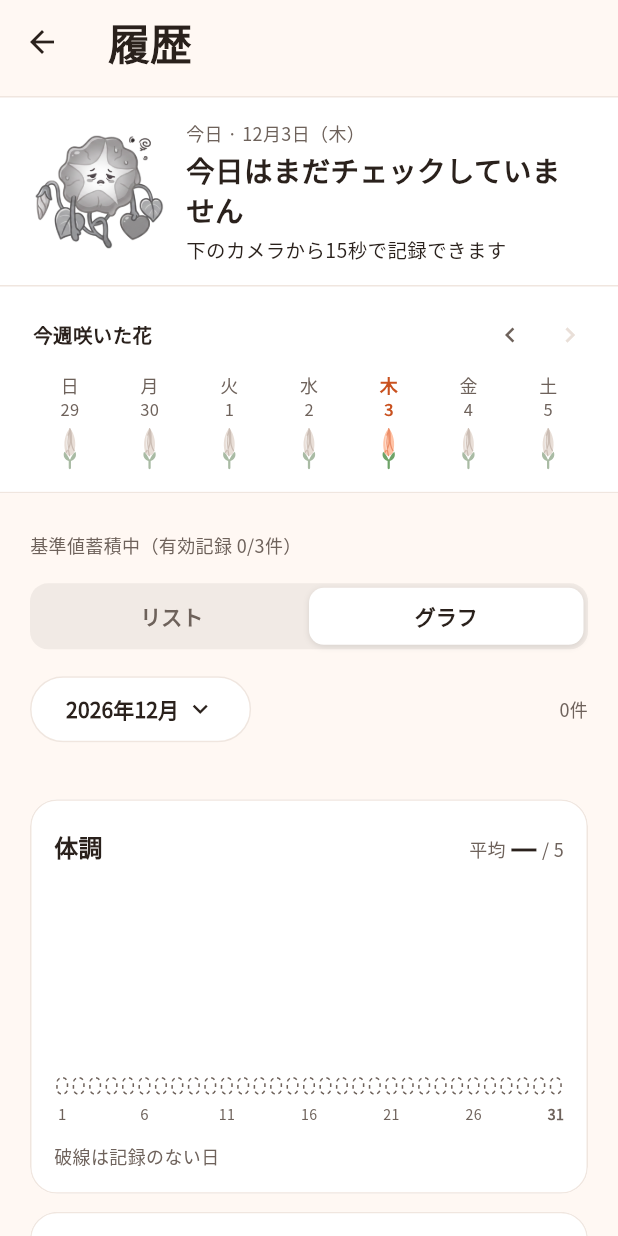
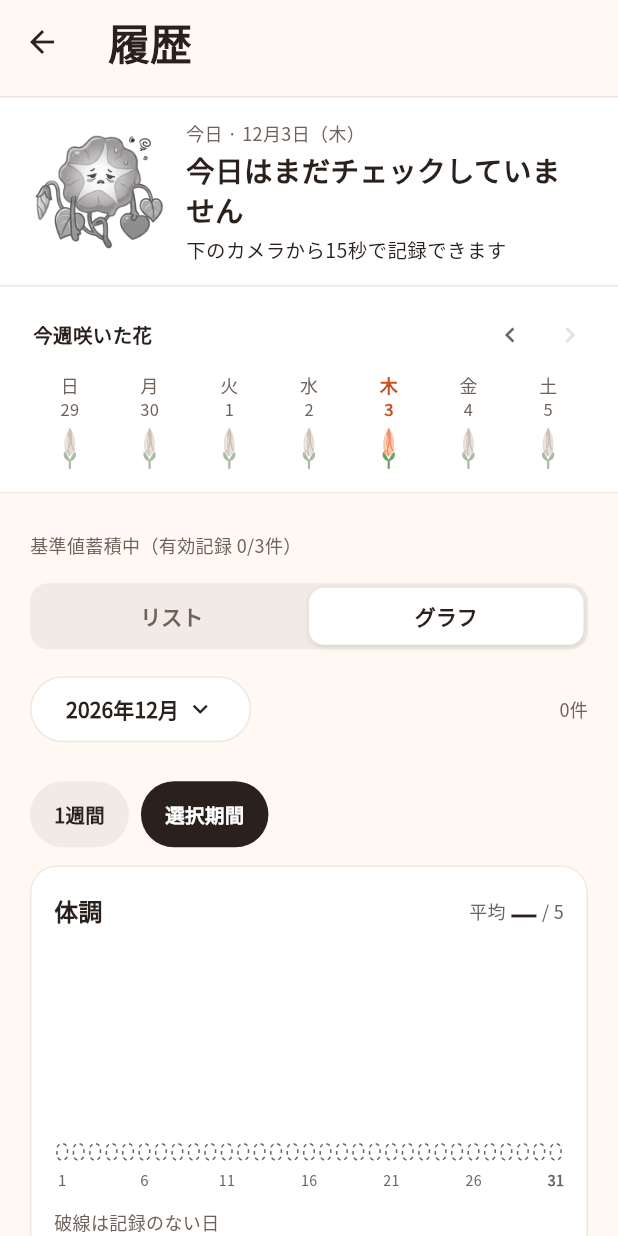
Before and after one commit to jphacks/os_2604, a Flutter app: the HistoryScreen screen opened by its route, after a tap on the "chevron left" icon, after a tap on the "chevron right" icon, after a tap on "グラフ", on a phone screen of 412 x 824 dp. Run offline on Flutter 3.47's test engine with Material 3 defaults, Android fonts, the phone set to English and light mode, and no system bars; our stand-ins replace camera, drift, drift_flutter, flutter_local_notifications, flutter_timezone, timezone; missing offline and left inert: flutter_reactive_ble, google_mlkit_face_detection; accounts and stored records are empty; generated files the repository leaves out were written again; Roboto replaces fonts that are missing (ZenMaruGothic).

Commit message:
feat: filter history charts by calendar week

```diff
--- a/lib/screens/history_screen.dart
+++ b/lib/screens/history_screen.dart
@@ -864,6 +864,7 @@ class _HistoryScreenState extends State<HistoryScreen> {
                                 records: filtered,
                                 now: widget.now,
                                 period: _period,
+                                weeklyRecords: records,
                               ),
                             )
                           : KeyedSubtree(
--- a/lib/widgets/history_trend_view.dart
+++ b/lib/widgets/history_trend_view.dart
@@ -7,7 +7,8 @@ import '../ui/asakao_widgets.dart';
 
 /// 履歴の「グラフ」表示。体調（棒）と推定心拍 参考値（折れ線）を、実際の記録だけで描く。
 ///
-/// 期間は「今日を最後の日とする直近7日 / 30日」（カレンダー月ではない）。
+/// 年月指定時は選択期間全体と日曜〜土曜の1週間を切り替える。
+/// 期間指定なしの既存利用では今日を末日とする直近7日 / 30日。
 /// 外部パッケージは使わず、棒は通常のウィジェット、折れ線は CustomPaint で描く。
 class HistoryTrendView extends StatefulWidget {
   const HistoryTrendView({
@@ -15,11 +16,15 @@ class HistoryTrendView extends StatefulWidget {
     required this.records,
     required this.now,
     this.period,
+    this.weeklyRecords,
   });
 
   final List<HealthCheckResult> records;
   final DateTime Function() now;
   final DateTimeRange? period;
+
+  /// Unfiltered records for calendar weeks crossing the selected month.
+  final List<HealthCheckResult>? weeklyRecords;
 
   @override
   State<HistoryTrendView> createState() => _HistoryTrendViewState();
@@ -36,10 +41,56 @@ enum _Range {
 
 class _HistoryTrendViewState extends State<HistoryTrendView> {
   _Range _range = _Range.week;
+  bool _weekly = false;
+  int _weekOffset = 0;
+
+  DateTime _sunday(DateTime date) =>
+      DateTime(date.year, date.month, date.day - date.weekday % 7);
+
+  @override
+  void didUpdateWidget(HistoryTrendView oldWidget) {
+    super.didUpdateWidget(oldWidget);
+    if (oldWidget.period != widget.period) _weekOffset = 0;
+  }
 
   @override
   Widget build(BuildContext context) {
-    final period = widget.period;
+    final selected = widget.period;
+    final weekly = selected != null && _weekly;
+    final now = widget.now().toLocal();
+    final today = DateTime(now.year, now.month, now.day);
+    final anchor = selected == null || selected.end.isAfter(today)
+        ? today
+        : selected.end;
+    final latestWeek = _sunday(
+      selected != null && anchor.isBefore(selected.start)
+          ? selected.start
+          : anchor,
+    );
+    final earliestWeek = _sunday(selected?.start ?? latestWeek);
+    final maxOffset =
+        DateTime.utc(latestWeek.year, latestWeek.month, latestWeek.day)
+            .difference(
+              DateTime.utc(
+                earliestWeek.year,
+                earliestWeek.month,
+                earliestWeek.day,
+              ),
+            )
+            .inDays ~/
+        7;
+    final offset = _weekOffset.clamp(0, maxOffset);
+    final weekStart = DateTime(
+      latestWeek.year,
+      latestWeek.month,
+      latestWeek.day - offset * 7,
+    );
+    final period = weekly
+        ? DateTimeRange(
+            start: weekStart,
+            end: DateTime(weekStart.year, weekStart.month, weekStart.day + 6),
+          )
+        : selected;
     final count = period == null
         ? _range.days
         : DateTime.utc(period.end.year, period.end.month, period.end.day)
@@ -53,11 +104,13 @@ class _HistoryTrendViewState extends State<HistoryTrendView> {
                   .inDays +
               1;
     final days = buildDailyTrend(
-      widget.records,
+      weekly ? (widget.weeklyRecords ?? widget.records) : widget.records,
       today: period?.end ?? widget.now(),
       days: count,
     );
-    final label = period == null
+    final label = weekly
+        ? '1週間'
+        : period == null
         ? _range.label
         : count > 31
         ? '${period.start.year}年'
@@ -65,7 +118,57 @@ class _HistoryTrendViewState extends State<HistoryTrendView> {
     return Column(
       crossAxisAlignment: CrossAxisAlignment.stretch,
       children: [
-        if (period == null)
+        if (selected != null) ...[
+          Wrap(
+            spacing: 8,
+            runSpacing: 8,
+            children: [
+              _RangeChip(
+                label: '1週間',
+                selected: _weekly,
+                onTap: () => setState(() => _weekly = true),
+              ),
+              _RangeChip(
+                label: '選択期間',
+                selected: !_weekly,
+                onTap: () => setState(() => _weekly = false),
+              ),
+            ],
+          ),
+          if (weekly) ...[
+            const SizedBox(height: 12),
+            Text(
+              '${_ymd(period!.start)} 〜 ${_ymd(period.end)}',
+              key: const ValueKey('graph-week-period'),
+              textAlign: TextAlign.center,
+              style: AsakaoStyle.body,
+            ),
+            Row(
+              mainAxisAlignment: MainAxisAlignment.spaceBetween,
+              children: [
+                TextButton(
+                  key: const ValueKey('graph-previous-week'),
+                  onPressed: offset < maxOffset
+                      ? () => setState(() => _weekOffset = offset + 1)
+                      : null,
+                  child: const Text('前の週'),
+                ),
+                TextButton(
+                  key: const ValueKey('graph-next-week'),
+                  onPressed: offset > 0
+                      ? () => setState(() => _weekOffset = offset - 1)
+                      : null,
+                  child: const Text('次の週'),
+                ),
+              ],
+            ),
+            const Text(
+              '日曜〜土曜の7日間を表示します（月をまたぐ週も含みます）。',
+              style: AsakaoStyle.caption,
+            ),
+          ],
+        ],
+        if (selected == null)
           Row(
             children: [
               for (final r in _Range.values)
@@ -195,12 +298,12 @@ class _ConditionCard extends StatelessWidget {
         child: Column(
           crossAxisAlignment: CrossAxisAlignment.stretch,
           children: [
-            Row(
-              crossAxisAlignment: CrossAxisAlignment.baseline,
-              textBaseline: TextBaseline.alphabetic,
+            Wrap(
+              alignment: WrapAlignment.spaceBetween,
+              crossAxisAlignment: WrapCrossAlignment.center,
+              runSpacing: 8,
               children: [
-                const Expanded(
-                  child: Text(
+                const Text(
                   '体調',
                   style: TextStyle(
                     fontSize: 16,
@@ -208,7 +311,9 @@ class _ConditionCard extends StatelessWidget {
                     color: AsakaoStyle.ink,
                   ),
                 ),
-                ),
+                Wrap(
+                  crossAxisAlignment: WrapCrossAlignment.center,
+                  children: [
                     const Text('平均 ', style: AsakaoStyle.caption),
                     Text(
                       avg == null ? '—' : avg.toStringAsFixed(1),
@@ -220,6 +325,8 @@ class _ConditionCard extends StatelessWidget {
                       ),
                     ),
                     const Text(' / 5', style: AsakaoStyle.caption),
+                  ],
+                ),
               ],
             ),
             const SizedBox(height: 16),
@@ -349,7 +456,10 @@ class _HeartRateCard extends StatelessWidget {
         child: Column(
           crossAxisAlignment: CrossAxisAlignment.stretch,
           children: [
-            Row(
+            Wrap(
+              spacing: 8,
+              runSpacing: 8,
+              crossAxisAlignment: WrapCrossAlignment.center,
               children: [
                 const Text(
                   '推定心拍',
@@ -359,7 +469,6 @@ class _HeartRateCard extends StatelessWidget {
                     color: AsakaoStyle.ink,
                   ),
                 ),
-                const SizedBox(width: 8),
                 DecoratedBox(
                   decoration: BoxDecoration(
                     color: AsakaoStyle.neutralBackground,
@@ -377,7 +486,6 @@ class _HeartRateCard extends StatelessWidget {
                     ),
                   ),
                 ),
-                const Spacer(),
                 const Text('bpm', style: AsakaoStyle.caption),
               ],
             ),
```
Also changed, not shown: 3 other files. Lines whose indentation alone changed are shown as unchanged.
